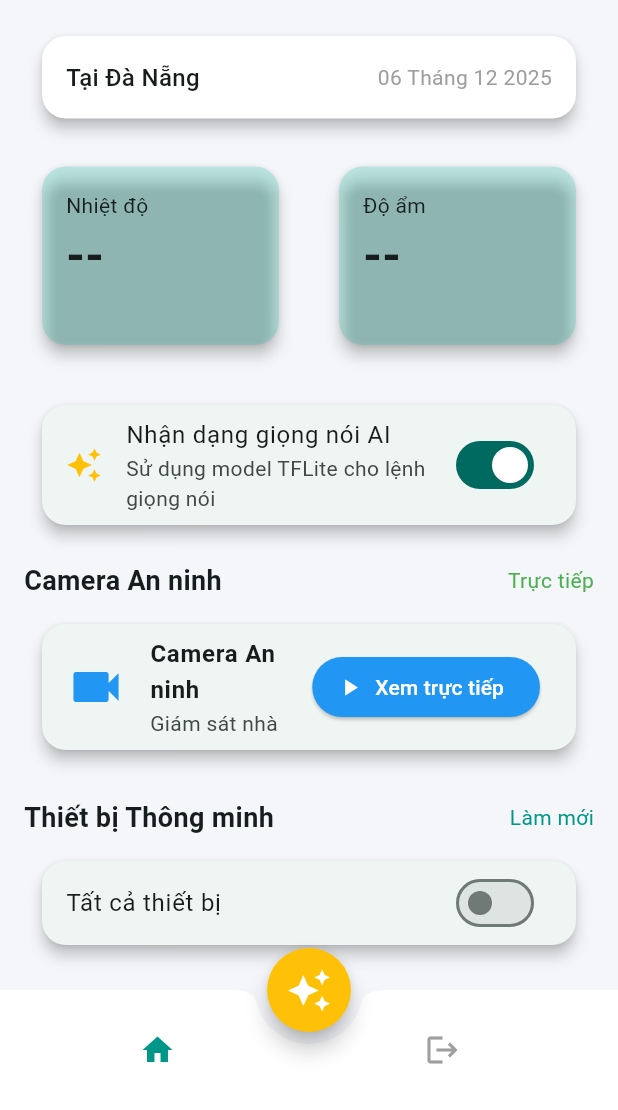
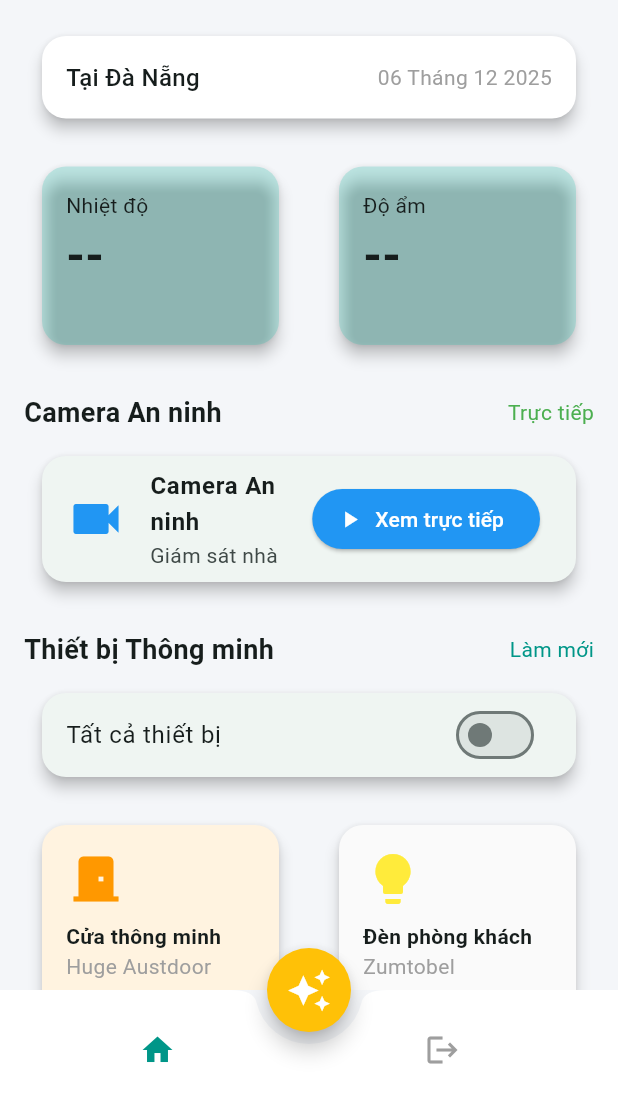
Before and after one commit to KSJOXS/app-smart-home, a Flutter app: the screen it shows once a user with an empty profile is signed in, on a phone screen of 412 x 824 dp, the part 126-1236 px from its top. Run offline on Flutter 3.47's test engine with Material 3 defaults, Android fonts, the phone set to English and light mode, and no system bars; our stand-ins replace audioplayers, camera, firebase_auth, firebase_core, firebase_database, speech_to_text and 1 more; missing offline and left inert: tflite_flutter; accounts and stored records are empty.

Commit message:
fix ui app about ai

```diff
--- a/lib/main.dart
+++ b/lib/main.dart
@@ -774,16 +774,18 @@ class _HomePageState extends State<HomePage> {
         await _setControl('led1', true);
         await _setControl('led2', true);
         await _setControl('led3', true);
+        await _setControl('motor', true); // ADDED: Control fan too
         await _playSound('switch_on');
-        feedback = 'Đã bật tất cả đèn';
+        feedback = 'Đã bật tất cả đèn và quạt';
         break;
 
       case 'tat_tat_ca':
         await _setControl('led1', false);
         await _setControl('led2', false);
         await _setControl('led3', false);
+        await _setControl('motor', false); // ADDED: Control fan too
         await _playSound('switch_off');
-        feedback = 'Đã tắt tất cả đèn';
+        feedback = 'Đã tắt tất cả đèn và quạt';
         break;
 
       case 'bat_den_phong_khach':
@@ -875,8 +877,9 @@ class _HomePageState extends State<HomePage> {
       await _setControl('led1', true);
       await _setControl('led2', true);
       await _setControl('led3', true);
+      await _setControl('motor', true); // ADDED: Control fan too
       await _playSound('switch_on');
-      feedback = 'Đã bật tất cả đèn';
+      feedback = 'Đã bật tất cả đèn và quạt';
     } else if (lowerCommand.contains('tắt tất cả đèn') ||
         lowerCommand.contains('đóng tất cả đèn') ||
         lowerCommand.contains('tắt tất cả') ||
@@ -884,8 +887,9 @@ class _HomePageState extends State<HomePage> {
       await _setControl('led1', false);
       await _setControl('led2', false);
       await _setControl('led3', false);
+      await _setControl('motor', false); // ADDED: Control fan too
       await _playSound('switch_off');
-      feedback = 'Đã tắt tất cả đèn';
+      feedback = 'Đã tắt tất cả đèn và quạt';
     } else if (lowerCommand.contains('bật đèn phòng khách') ||
         lowerCommand.contains('mở đèn phòng khách')) {
       await _setControl('led1', true);
@@ -1420,26 +1424,26 @@ class _HomePageState extends State<HomePage> {
             child: ListView(
               padding: const EdgeInsets.symmetric(horizontal: 16),
               children: [
-                // Chuyển đổi chế độ giọng nói
-                Card(
-                  child: SwitchListTile(
-                    title: const Text('Nhận dạng giọng nói AI'),
-                    subtitle: Text(_isModelLoaded
-                        ? 'Sử dụng model TFLite cho lệnh giọng nói'
-                        : 'Model TFLite chưa được tải'),
-                    value: _useTFLite && _isModelLoaded,
-                    onChanged: _isModelLoaded ? _toggleTFLiteMode : null,
-                    secondary: Icon(
-                      _useTFLite && _isModelLoaded
-                          ? Icons.auto_awesome
-                          : Icons.mic,
-                      color: _useTFLite && _isModelLoaded
-                          ? Colors.amber
-                          : Colors.grey,
-                    ),
-                  ),
-                ),
-                const SizedBox(height: 16),
+                // REMOVED: Chuyển đổi chế độ giọng nói AI UI
+                // Card(
+                //   child: SwitchListTile(
+                //     title: const Text('Nhận dạng giọng nói AI'),
+                //     subtitle: Text(_isModelLoaded
+                //         ? 'Sử dụng model TFLite cho lệnh giọng nói'
+                //         : 'Model TFLite chưa được tải'),
+                //     value: _useTFLite && _isModelLoaded,
+                //     onChanged: _isModelLoaded ? _toggleTFLiteMode : null,
+                //     secondary: Icon(
+                //       _useTFLite && _isModelLoaded
+                //           ? Icons.auto_awesome
+                //           : Icons.mic,
+                //       color: _useTFLite && _isModelLoaded
+                //           ? Colors.amber
+                //           : Colors.grey,
+                //     ),
+                //   ),
+                // ),
+                // const SizedBox(height: 16),
 
                 // Phần Camera
                 Row(
```
Also changed, not shown: pubspec.lock.
